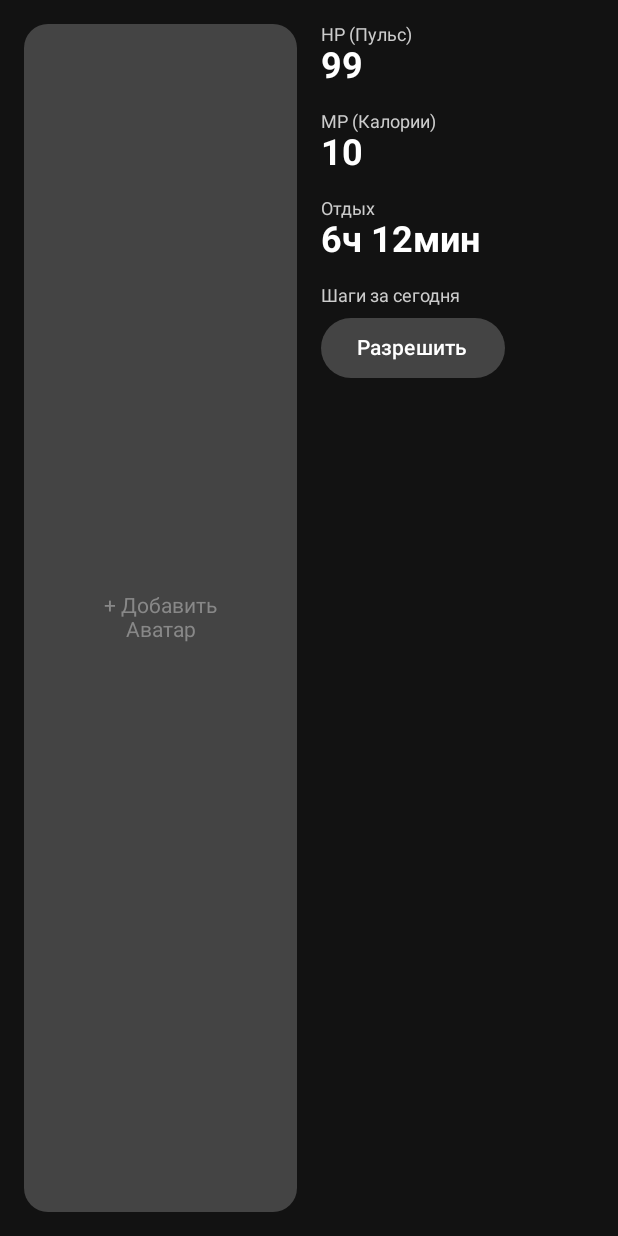
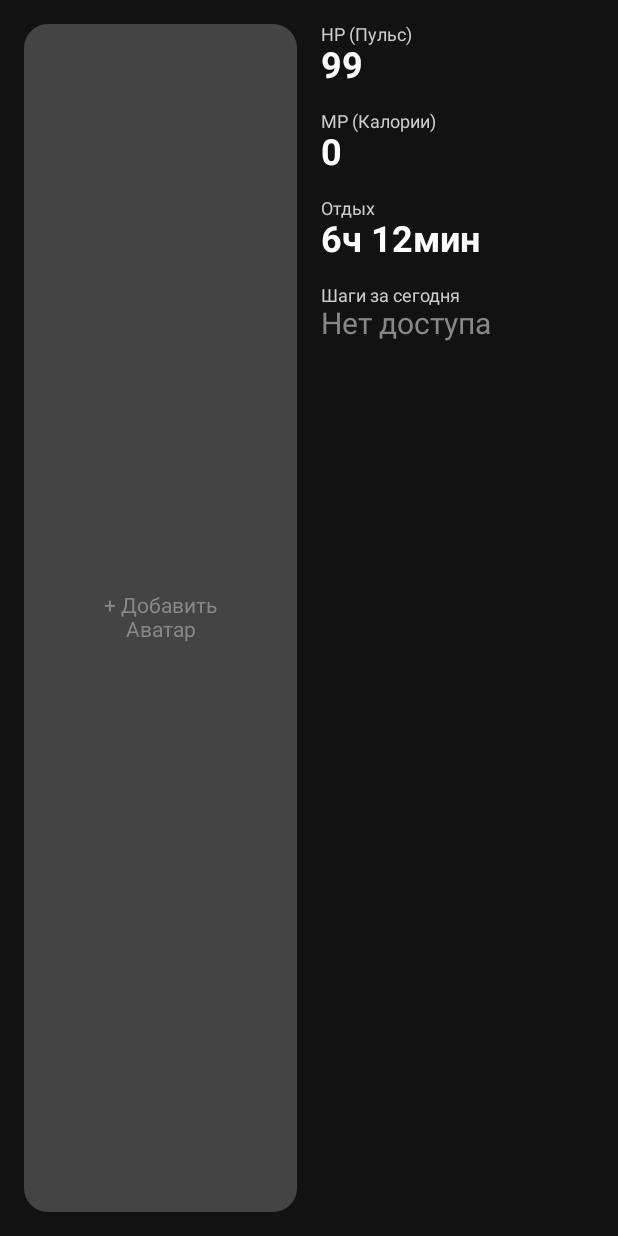
Before and after one commit to Altegro-Salvatore/MyLauncher, an Android app built with Jetpack Compose: the composable ScreenTwo shown on its own in the app's theme, on a phone screen of 412 x 824 dp. Run offline under Robolectric (Android 15) with nearby library versions, the phone set to English and light mode, and no system bars.

Commit message:
Update MainActivity.kt

```diff
--- a/app/src/main/java/com/example/gamelauncher/MainActivity.kt
+++ b/app/src/main/java/com/example/gamelauncher/MainActivity.kt
@@ -28,6 +28,7 @@ import androidx.compose.foundation.layout.*
 import androidx.compose.foundation.pager.HorizontalPager
 import androidx.compose.foundation.pager.rememberPagerState
 import androidx.compose.foundation.shape.RoundedCornerShape
+import androidx.compose.foundation.text.KeyboardOptions
 import androidx.compose.material3.*
 import androidx.compose.runtime.*
 import androidx.compose.ui.Alignment
@@ -36,6 +37,7 @@ import androidx.compose.ui.graphics.Color
 import androidx.compose.ui.graphics.asImageBitmap
 import androidx.compose.ui.platform.LocalContext
 import androidx.compose.ui.text.font.FontWeight
+import androidx.compose.ui.text.input.KeyboardType
 import androidx.compose.ui.text.style.TextAlign
 import androidx.compose.ui.unit.dp
 import androidx.compose.ui.unit.sp
@@ -178,39 +180,66 @@ fun ScreenOne() {
 @Composable
 fun ScreenTwo() {
     val context = LocalContext.current
+    val prefs: SharedPreferences = context.getSharedPreferences("launcher_prefs", Context.MODE_PRIVATE)
+
+    // Состояния для Манны
+    var mannaPoints by remember { mutableStateOf(prefs.getInt("manna_points", 0)) }
+    var showMannaDialog by remember { mutableStateOf(false) }
+    var inputManna by remember { mutableStateOf("") }
+
+    // Состояния для Шагов (пока оставим, но без доступа)
     var dailySteps by remember { mutableStateOf(0) }
     val sensorManager = context.getSystemService(Context.SENSOR_SERVICE) as SensorManager
     val stepSensor = sensorManager.getDefaultSensor(Sensor.TYPE_STEP_COUNTER)
-
-    val prefs: SharedPreferences = context.getSharedPreferences("launcher_prefs", Context.MODE_PRIVATE)
-
     var hasActivityPermission by remember {
         mutableStateOf(ContextCompat.checkSelfPermission(context, Manifest.permission.ACTIVITY_RECOGNITION) == PackageManager.PERMISSION_GRANTED)
     }
 
-    val permissionLauncher = rememberLauncherForActivityResult(ActivityResultContracts.RequestPermission()) { isGranted ->
-        hasActivityPermission = isGranted
+    // Окно ввода калорий
+    if (showMannaDialog) {
+        AlertDialog(
+            onDismissRequest = { showMannaDialog = false },
+            title = { Text("Добавить калории (MP)") },
+            text = {
+                OutlinedTextField(
+                    value = inputManna,
+                    onValueChange = { if (it.all { char -> char.isDigit() }) inputManna = it },
+                    label = { Text("Сколько калорий?") },
+                    keyboardOptions = KeyboardOptions(keyboardType = KeyboardType.Number),
+                    singleLine = true
+                )
+            },
+            confirmButton = {
+                TextButton(onClick = {
+                    val calories = inputManna.toIntOrNull() ?: 0
+                    mannaPoints += calories
+                    prefs.edit().putInt("manna_points", mannaPoints).apply()
+                    inputManna = ""
+                    showMannaDialog = false
+                }) {
+                    Text("Добавить")
+                }
+            },
+            dismissButton = {
+                TextButton(onClick = { showMannaDialog = false }) {
+                    Text("Отмена")
+                }
+            }
+        )
     }
 
-    LaunchedEffect(Unit) {
-        if (!hasActivityPermission) permissionLauncher.launch(Manifest.permission.ACTIVITY_RECOGNITION)
-    }
-
+    // Логика шагов (если разрешат)
     DisposableEffect(hasActivityPermission) {
         val listener = object : SensorEventListener {
             override fun onSensorChanged(event: SensorEvent) {
                 if (event.sensor.type == Sensor.TYPE_STEP_COUNTER) {
                     val totalSensorSteps = event.values[0].toInt()
                     val todayDate = SimpleDateFormat("yyyy-MM-dd", Locale.getDefault()).format(Date())
-
                     val savedDate = prefs.getString("step_date", "")
                     val savedBaseline = prefs.getInt("step_baseline", -1)
 
                     if (savedDate != todayDate || savedBaseline == -1 || totalSensorSteps < savedBaseline) {
-                        prefs.edit()
-                            .putString("step_date", todayDate)
-                            .putInt("step_baseline", totalSensorSteps)
-                            .apply()
+                        prefs.edit().putString("step_date", todayDate).putInt("step_baseline", totalSensorSteps).apply()
                         dailySteps = 0
                     } else {
                         dailySteps = totalSensorSteps - savedBaseline
@@ -219,11 +248,9 @@ fun ScreenTwo() {
             }
             override fun onAccuracyChanged(sensor: Sensor, accuracy: Int) {}
         }
-
         if (hasActivityPermission && stepSensor != null) {
             sensorManager.registerListener(listener, stepSensor, SensorManager.SENSOR_DELAY_UI)
         }
-
         onDispose { sensorManager.unregisterListener(listener) }
     }
 
@@ -238,27 +265,22 @@ fun ScreenTwo() {
 
         Column(modifier = Modifier.weight(1f).fillMaxHeight(), verticalArrangement = Arrangement.spacedBy(16.dp)) {
             StatBox("HP (Пульс)", "99")
-            StatBox("MP (Калории)", "10")
+
+            // КЛИКАБЕЛЬНЫЙ БЛОК МАННЫ
+            Column(modifier = Modifier.clickable { showMannaDialog = true }) {
+                Text("MP (Калории)", color = Color.LightGray, fontSize = 12.sp)
+                Text("$mannaPoints", color = if (mannaPoints < 0) Color.Red else Color.White, fontSize = 24.sp, fontWeight = FontWeight.Bold)
+            }
+
             StatBox("Отдых", "6ч 12мин")
 
-            // Блок с шагами
+            // Блок с шагами (пока пишет нет доступа)
             Column {
                 Text("Шаги за сегодня", color = Color.LightGray, fontSize = 12.sp)
                 if (hasActivityPermission && stepSensor != null) {
                     Text("$dailySteps", color = Color.White, fontSize = 24.sp, fontWeight = FontWeight.Bold)
                 } else {
-                    // Если нет разрешения - показываем кнопку, которая ведет в настройки
-                    Button(
-                        onClick = {
-                            val intent = Intent(Settings.ACTION_APPLICATION_DETAILS_SETTINGS)
-                            intent.data = Uri.parse("package:" + context.packageName)
-                            context.startActivity(intent)
-                        },
-                        modifier = Modifier.padding(top = 4.dp),
-                        colors = ButtonDefaults.buttonColors(containerColor = Color.DarkGray)
-                    ) {
-                        Text("Разрешить", color = Color.White, fontSize = 14.sp)
-                    }
+                    Text("Нет доступа", color = Color.Gray, fontSize = 20.sp)
                 }
             }
         }
```
